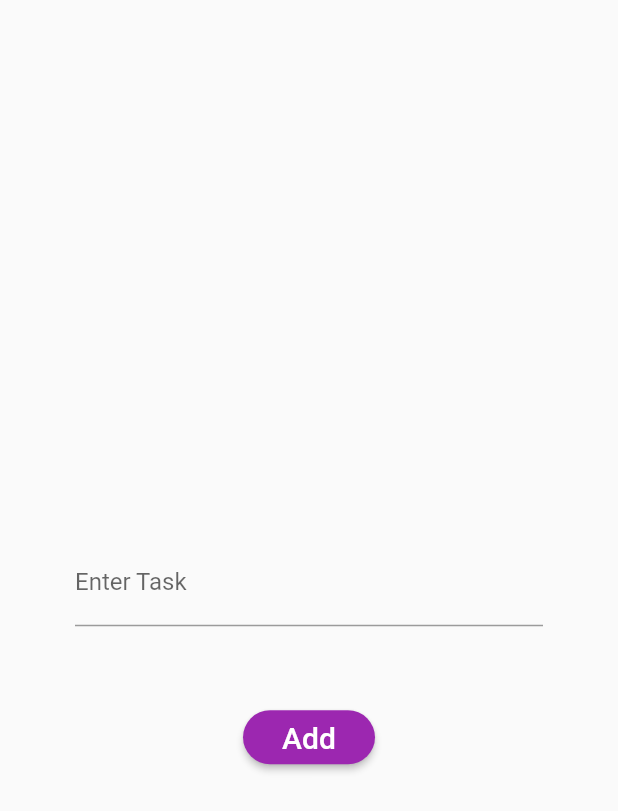
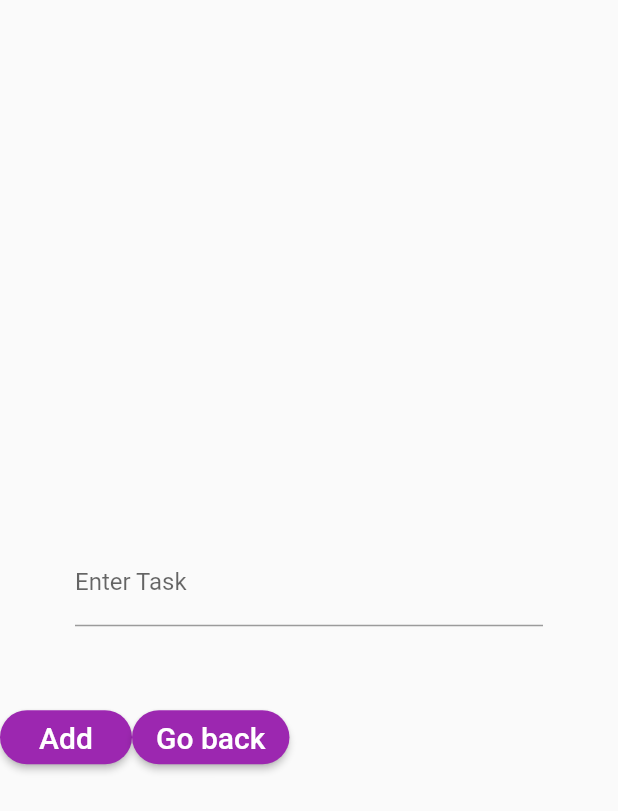
Before and after one commit to rootUJ99/habit_tracker, a Flutter app: the AddTodo screen opened by its route, on a phone screen of 412 x 824 dp. Shown: the top 811 px of the screen. Run offline on Flutter 3.47's test engine with Material 2 defaults, Android fonts, the phone set to English and light mode, and no system bars.

Commit message:
added new button component and WIP for add-display todos

```diff
--- /dev/null
+++ b/lib/components/button.dart
@@ -0,0 +1,23 @@
+import 'package:flutter/material.dart';
+
+class Button extends StatelessWidget {
+  final Function onPressed;
+  final String title;
+
+  Button({
+    @required this.onPressed,
+    @required this.title,
+  });
+
+  @override
+  Widget build(BuildContext context) {
+    return RaisedButton(
+      child: Text(title, style: (TextStyle(fontSize: 20))),
+      onPressed: onPressed,
+      color: Colors.purple,
+      textColor: Colors.white,
+      shape:
+          RoundedRectangleBorder(borderRadius: new BorderRadius.circular(50.0)),
+    );
+  }
+}
--- a/lib/screens/add.dart
+++ b/lib/screens/add.dart
@@ -1,8 +1,26 @@
 import 'package:flutter/material.dart';
+import 'package:habbit_tracker/components/button.dart';
 
-class AddTodo extends StatelessWidget {
+class AddTodo extends StatefulWidget {
+  @override
+  _AddTodoState createState() => _AddTodoState();
+}
+
+class _AddTodoState extends State<AddTodo> {
+  List _todos = [];
+  void _addTodo() {
+    setState(() {
+      _todos.add('yo');
+    });
+  }
+
+  void _goBack() {
+    Navigator.pushNamed(context, '/', arguments: {'todos': _todos});
+  }
+
   @override
   Widget build(BuildContext context) {
+    print(_todos);
     return Scaffold(
       body: Center(
         child: Column(
@@ -14,13 +32,17 @@ class AddTodo extends StatelessWidget {
                 decoration: InputDecoration(labelText: 'Enter Task'),
               ),
             ),
-            RaisedButton(
-              child: Text('Add', style: (TextStyle(fontSize: 20))),
-              onPressed: () => Navigator.pushNamed(context, '/'),
-              color: Colors.purple,
-              textColor: Colors.white,
-              shape: RoundedRectangleBorder(
-                  borderRadius: new BorderRadius.circular(50.0)),
+            Row(
+              children: <Widget>[
+                Button(
+                  title: 'Add',
+                  onPressed: _addTodo,
+                ),
+                Button(
+                  title: 'Go back',
+                  onPressed: _goBack,
+                ),
+              ],
             )
             // RaisedButton()
           ],
```
Also changed, not shown: lib/screens/home.dart (+20 -8 lines).
